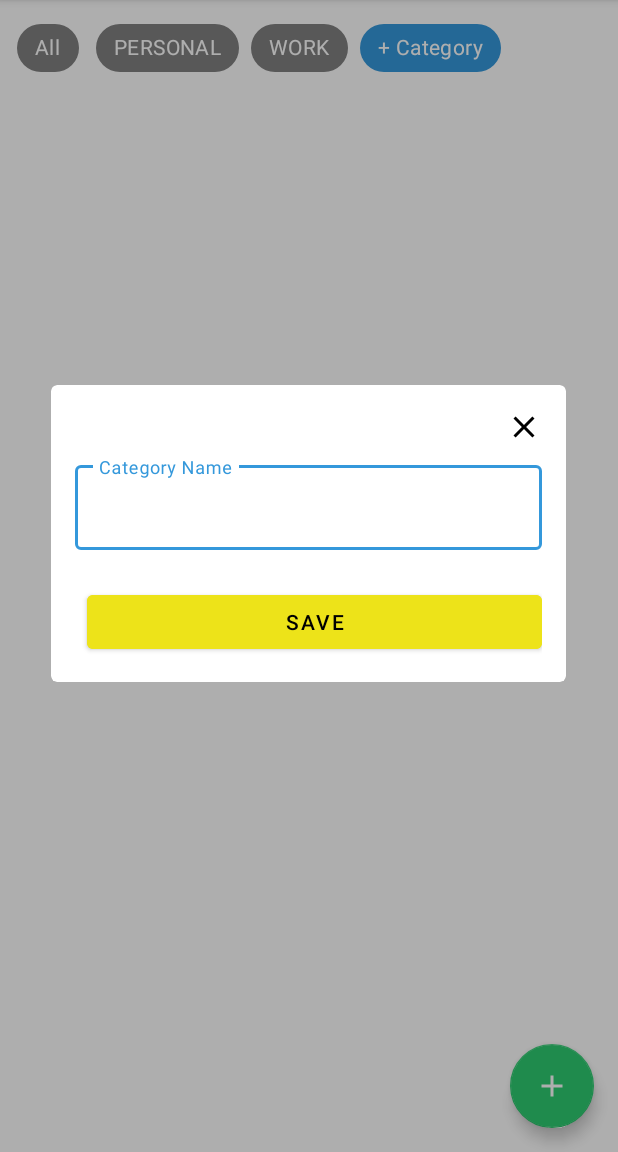
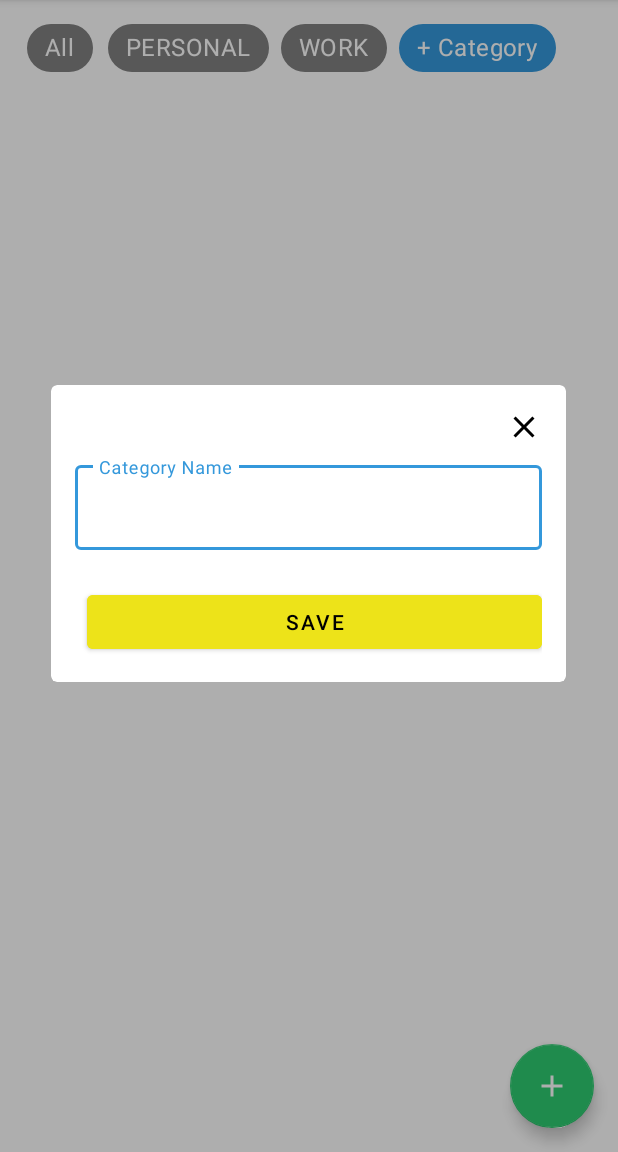
Before and after one commit to Eyohha/GCU-TODO-Planner, an Android app: the screen it shows after launch (MainActivity), after a tap on "+ Category", on a phone screen of 412 x 824 dp, the part 84-1236 px from its top. Run offline under Robolectric (Android 15) with nearby library versions, the phone set to English and light mode, and no system bars; our stand-ins replace Room's generated code; 1 other tap on this screen came first.

Commit message:
Modified the Delete functionality, and the touch responsiveness and App bar scrolling

```diff
--- a/app/src/main/java/com/todo/planner/ui/activities/MainActivity.java
+++ b/app/src/main/java/com/todo/planner/ui/activities/MainActivity.java
@@ -1,7 +1,10 @@
 package com.todo.planner.ui.activities;
 
 import android.content.res.ColorStateList;
+import android.graphics.Color;
 import android.os.Bundle;
+import android.util.TypedValue;
+import android.view.HapticFeedbackConstants;
 import android.view.View;
 import android.widget.Toast;
 
@@ -71,7 +74,8 @@ public class MainActivity extends AppCompatActivity implements
         // Add the "All" chip
         binding.chipAll.setChipBackgroundColor(chipColorStates);
         binding.chipAll.setTextColor(ColorStateList.valueOf(getResources().getColor(R.color.white, null)));
-        binding.chipAll.setChecked(true);  // Set "All" as initially selected
+        binding.chipAll.setChecked(true);
+        binding.chipAll.setMinHeight(getDimensionInPixel(48)); // Ensure touch target size
         binding.chipAll.setOnClickListener(v -> {
             viewModel.setCurrentCategoryId(-1);
             observeTasksByCategory(-1);
@@ -89,16 +93,19 @@ public class MainActivity extends AppCompatActivity implements
                 chip.setClickable(true);
                 chip.setChipBackgroundColor(chipColorStates);
                 chip.setTextColor(ColorStateList.valueOf(getResources().getColor(R.color.white, null)));
-
-                // Set checked if this is the current category
+                chip.setMinHeight(getDimensionInPixel(48)); // Ensures touch target size
+                chip.setTextSize(TypedValue.COMPLEX_UNIT_SP, 16);
                 chip.setChecked(viewModel.getCurrentCategoryId() == category.getId());
 
+                // Enhanced touch handling
                 chip.setOnClickListener(v -> {
+                    v.performHapticFeedback(HapticFeedbackConstants.VIRTUAL_KEY);
                     viewModel.setCurrentCategoryId(category.getId());
                     observeTasksByCategory(category.getId());
                 });
 
                 chip.setOnLongClickListener(v -> {
+                    v.performHapticFeedback(HapticFeedbackConstants.LONG_PRESS);
                     showCategoryDialog(category);
                     return true;
                 });
@@ -113,12 +120,26 @@ public class MainActivity extends AppCompatActivity implements
             addCategoryChip.setClickable(true);
             addCategoryChip.setChipBackgroundColor(ColorStateList.valueOf(getResources().getColor(R.color.primary_blue, null)));
             addCategoryChip.setTextColor(ColorStateList.valueOf(getResources().getColor(R.color.white, null)));
-            addCategoryChip.setOnClickListener(v -> showCategoryDialog(null));
+            addCategoryChip.setMinHeight(getDimensionInPixel(48));
+            addCategoryChip.setTextSize(TypedValue.COMPLEX_UNIT_SP, 16);
+            addCategoryChip.setOnClickListener(v -> {
+                v.performHapticFeedback(HapticFeedbackConstants.VIRTUAL_KEY);
+                showCategoryDialog(null);
+            });
             binding.categoryChipGroup.addView(addCategoryChip);
         });
 
         // Set single selection mode for the chip group
         binding.categoryChipGroup.setSingleSelection(true);
+    }
+
+    // Helper method to convert dp to pixels
+    private int getDimensionInPixel(int dp) {
+        return (int) TypedValue.applyDimension(
+                TypedValue.COMPLEX_UNIT_DIP,
+                dp,
+                getResources().getDisplayMetrics()
+        );
     }
 
     private void setupFab() {
--- a/app/src/main/java/com/todo/planner/ui/dialogs/CategoryDialogFragment.java
+++ b/app/src/main/java/com/todo/planner/ui/dialogs/CategoryDialogFragment.java
@@ -83,21 +83,26 @@ public class CategoryDialogFragment extends DialogFragment {
 
         binding.deleteButton.setOnClickListener(v -> {
             if (existingCategory != null) {
-                // Show confirmation dialog before deleting
                 new MaterialAlertDialogBuilder(requireContext())
                         .setTitle("Delete Category")
                         .setMessage("Are you sure you want to delete this category? All associated tasks will also be deleted.")
                         .setPositiveButton("Delete", (dialog, which) -> {
                             CategoryDialogListener listener = (CategoryDialogListener) requireActivity();
                             listener.onCategoryDeleted(existingCategory);
-                            dismiss();
+                            dialog.dismiss();  // Dismiss the alert dialog
+                            dismiss();         // Dismiss the category dialog
                         })
-                        .setNegativeButton("Keep", null)
+                        .setNegativeButton("Keep", (dialog, which) -> {
+                            dialog.dismiss();  // Just dismiss the alert dialog
+                            dismiss();         // Also dismiss the category dialog
+                        })
                         .show();
             }
         });
     }
 
+    //prevent memory leaks by setting the objs held by binding to null.
+    //Memory leak is when a program retains unnecessary data
     @Override
     public void onDestroyView() {
         super.onDestroyView();
--- a/app/src/main/res/layout/activity_main.xml
+++ b/app/src/main/res/layout/activity_main.xml
@@ -3,7 +3,8 @@
     xmlns:android="http://schemas.android.com/apk/res/android"
     xmlns:app="http://schemas.android.com/apk/res-auto"
     android:layout_width="match_parent"
-    android:layout_height="match_parent">
+    android:layout_height="match_parent"
+    android:fitsSystemWindows="true">
 
     <com.google.android.material.appbar.AppBarLayout
         android:layout_width="match_parent"
@@ -25,11 +26,20 @@
         android:layout_height="match_parent"
         app:layout_behavior="@string/appbar_scrolling_view_behavior">
 
+        <!-- Enhanced HorizontalScrollView for touch -->
         <HorizontalScrollView
             android:id="@+id/categoryScrollView"
             android:layout_width="match_parent"
             android:layout_height="wrap_content"
             android:scrollbars="none"
+            android:paddingStart="8dp"
+            android:paddingEnd="8dp"
+            android:clipToPadding="false"
+            android:requiresFadingEdge="horizontal"
+            android:fadingEdgeLength="32dp"
+            android:nestedScrollingEnabled="true"
+            android:overScrollMode="ifContentScrolls"
+            android:touchscreenBlocksFocus="false"
             app:layout_constraintTop_toTopOf="parent">
 
             <com.google.android.material.chip.ChipGroup
@@ -37,7 +47,8 @@
                 android:layout_width="wrap_content"
                 android:layout_height="wrap_content"
                 android:padding="8dp"
-                app:singleSelection="true">
+                app:singleSelection="true"
+                app:chipSpacing="8dp">
 
                 <com.google.android.material.chip.Chip
                     android:id="@+id/chipAll"
@@ -45,7 +56,9 @@
                     android:layout_height="wrap_content"
                     android:text="All"
                     android:checkable="true"
-                    android:checked="true"/>
+                    android:checked="true"
+                    android:minHeight="48dp"
+                    android:textSize="16sp"/>
 
             </com.google.android.material.chip.ChipGroup>
         </HorizontalScrollView>
@@ -56,6 +69,8 @@
             android:layout_height="0dp"
             android:padding="8dp"
             android:clipToPadding="false"
+            android:nestedScrollingEnabled="true"
+            android:overScrollMode="ifContentScrolls"
             app:layout_constraintTop_toBottomOf="@id/categoryScrollView"
             app:layout_constraintBottom_toBottomOf="parent"/>
 
@@ -65,6 +80,8 @@
             android:layout_height="wrap_content"
             android:layout_margin="16dp"
             android:src="@drawable/ic_add"
+            android:focusable="true"
+            android:clickable="true"
             app:layout_constraintBottom_toBottomOf="parent"
             app:layout_constraintEnd_toEndOf="parent"
             app:tint="@color/white"
```
